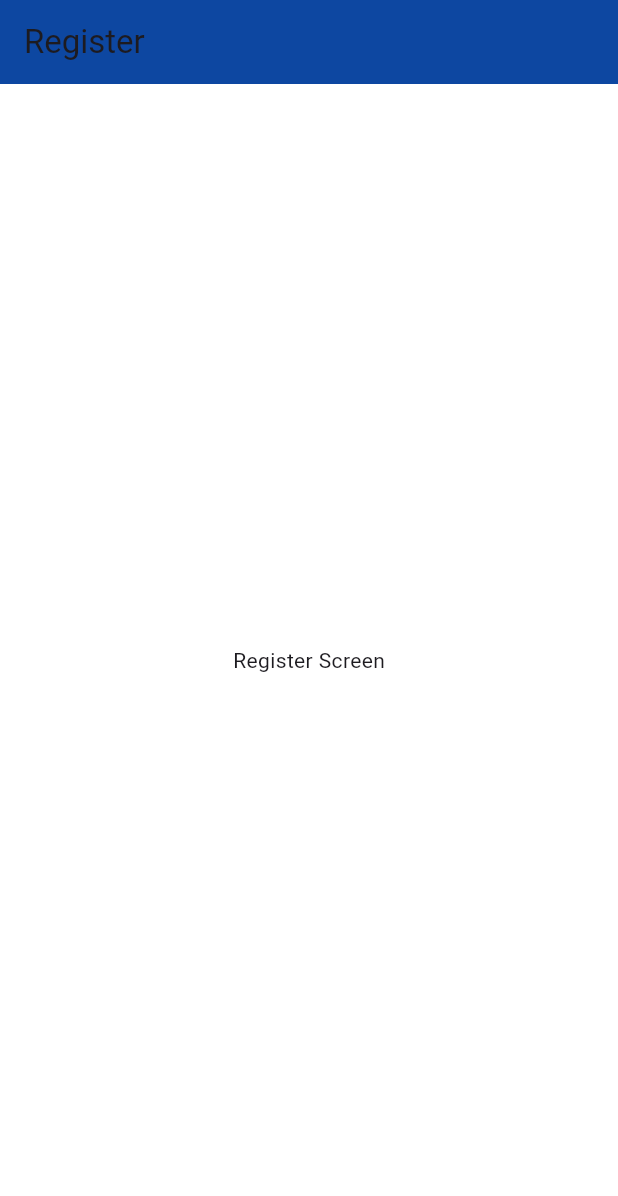
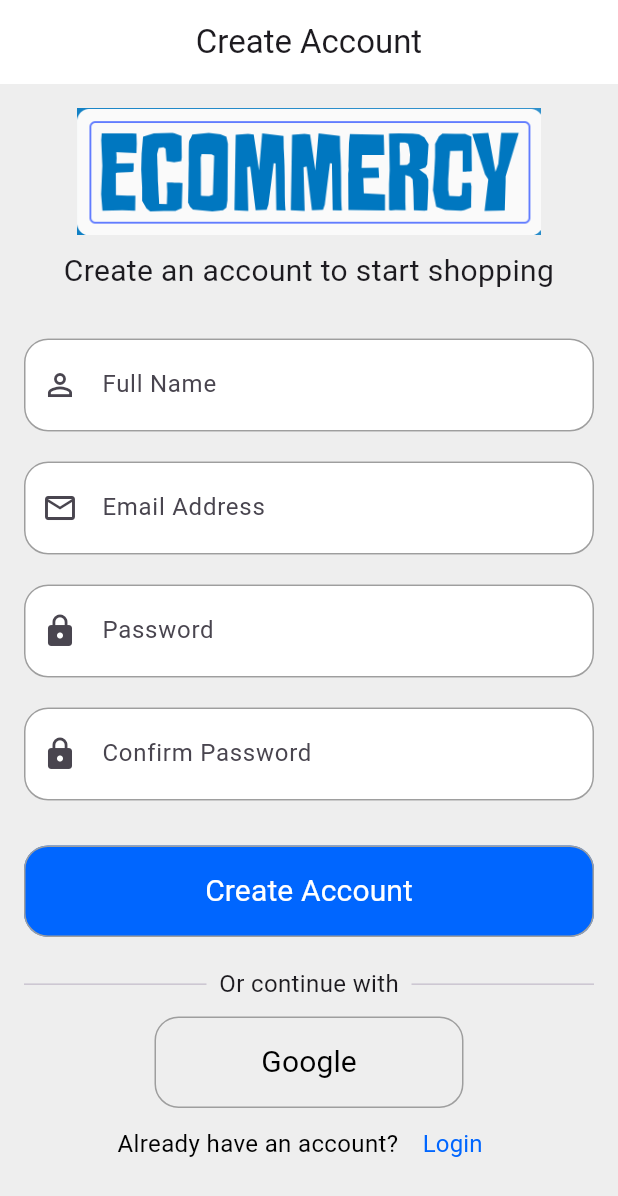
Before and after one commit to seiffbdd/e_commercy, a Flutter app: the RegisterView screen opened by its route, on a phone screen of 412 x 824 dp. Shown: the top 1196 px of the screen. Run offline on Flutter 3.47's test engine with Material 3 defaults, Android fonts, the phone set to English and light mode, and no system bars; our stand-ins replace firebase_core, go_router, shared_preferences; accounts and stored records are empty.

Commit message:
finish register screen ui

```diff
--- /dev/null
+++ b/devtools_options.yaml
@@ -0,0 +1,3 @@
+description: This file stores settings for Dart & Flutter DevTools.
+documentation: https://docs.flutter.dev/tools/devtools/extensions#configure-extension-enablement-states
+extensions:
--- a/lib/core/utils/app_colors.dart
+++ b/lib/core/utils/app_colors.dart
@@ -1,8 +1,9 @@
 import 'package:flutter/material.dart';
 
 abstract class AppColors {
+  static const Color kPrimaryBackgroundColor = Color(0xFFEEEEEE);
   static const Color whiteColor = Color(0xFFFFFFFF);
-  static const Color blueColor = Color(0xFF0D47A1);
+  static const Color blueColor = Color.fromARGB(255, 0, 102, 255);
   static const Color blackColor = Color(0xFF000000);
   static const Color lightBlackColor = Color(0xFF333333);
   static const Color hintsColor = Color(0xFF808080);
--- /dev/null
+++ b/lib/core/utils/cache_helper.dart
@@ -0,0 +1,9 @@
+import 'package:shared_preferences/shared_preferences.dart';
+
+class CacheHelper {
+  static late SharedPreferences prefs;
+
+  static init() async {
+    prefs = await SharedPreferences.getInstance();
+  }
+}
--- a/lib/core/utils/constants.dart
+++ b/lib/core/utils/constants.dart
@@ -0,0 +1,13 @@
+import 'package:flutter/widgets.dart';
+
+const Widget sizedBoxHeight10 = SizedBox(height: 10);
+
+const Widget sizedBoxHeight20 = SizedBox(height: 20);
+
+const Widget sizedBoxHeight30 = SizedBox(height: 30);
+
+const Widget sizedBoxHeight50 = SizedBox(height: 50);
+
+const Widget sizedBoxWidth10 = SizedBox(height: 10);
+
+const Widget sizedBoxWidth12 = SizedBox(height: 20);
--- /dev/null
+++ b/lib/core/utils/strings.dart
@@ -0,0 +1 @@
+abstract class Strings {}
--- a/lib/core/utils/styles.dart
+++ b/lib/core/utils/styles.dart
@@ -3,6 +3,10 @@ import 'package:flutter/material.dart';
 abstract class Styles {
   static const textStyle30 = TextStyle(
     fontSize: 30,
+    fontWeight: FontWeight.bold,
+  );
+  static const textStyle25 = TextStyle(
+    fontSize: 25,
     fontWeight: FontWeight.bold,
   );
 
@@ -18,7 +22,7 @@ abstract class Styles {
 
   static const textStyle16 = TextStyle(
     fontSize: 16,
-    fontWeight: FontWeight.w500,
+    fontWeight: FontWeight.normal,
   );
 
   static const textStyle14 = TextStyle(
--- a/lib/features/auth/presentation/views/register_view.dart
+++ b/lib/features/auth/presentation/views/register_view.dart
@@ -1,13 +1,130 @@
+import 'package:e_commercy/core/utils/app_colors.dart';
+import 'package:e_commercy/core/utils/assets_data.dart';
+import 'package:e_commercy/core/utils/constants.dart';
+import 'package:e_commercy/core/utils/screen_size.dart';
+import 'package:e_commercy/core/utils/styles.dart';
+import 'package:e_commercy/features/auth/presentation/views/widgets/auth_button.dart';
+import 'package:e_commercy/features/auth/presentation/views/widgets/custom_text_form_field.dart';
+import 'package:e_commercy/features/splash/presentation/views/widgets/already_have_an_account_row.dart';
 import 'package:flutter/material.dart';
 
-class RegisterView extends StatelessWidget {
+class RegisterView extends StatefulWidget {
   const RegisterView({super.key});
+
+  @override
+  State<RegisterView> createState() => _RegisterViewState();
+}
+
+class _RegisterViewState extends State<RegisterView> {
+  late TextEditingController _nameController;
+  late TextEditingController _emailController;
+  late TextEditingController _passwordController;
+  late GlobalKey<FormState> _formKey;
+
+  @override
+  void initState() {
+    super.initState();
+    _nameController = TextEditingController();
+    _emailController = TextEditingController();
+    _passwordController = TextEditingController();
+    _formKey = GlobalKey<FormState>();
+  }
+
+  @override
+  void dispose() {
+    super.dispose();
+    _nameController.dispose();
+    _emailController.dispose();
+    _passwordController.dispose();
+  }
 
   @override
   Widget build(BuildContext context) {
     return Scaffold(
-      appBar: AppBar(title: const Text('Register')),
-      body: const Center(child: Text('Register Screen')),
+      appBar: AppBar(title: const Text('Create Account')),
+      body: Padding(
+        padding: EdgeInsets.symmetric(vertical: 16.0, horizontal: 16.0),
+        child: SingleChildScrollView(
+          child: Form(
+            key: _formKey,
+            child: Column(
+              children: [
+                SizedBox(
+                  width: ScreenSize.screenWidth(context) * 0.75,
+                  child: Image.asset(AssetsData.eCommercyWord),
+                ),
+                sizedBoxHeight10,
+                Text(
+                  'Create an account to start shopping',
+                  style: Styles.textStyle20,
+                  textAlign: TextAlign.center,
+                ),
+                sizedBoxHeight30,
+                CustomTextFormField(
+                  labelText: 'Full Name',
+                  hintText: 'Enter your full name',
+                  prefixIcon: Icon(Icons.person_outline),
+                  controller: _nameController,
+                ),
+                sizedBoxHeight20,
+                CustomTextFormField(
+                  labelText: 'Email Address',
+                  hintText: 'Enter your email',
+                  prefixIcon: Icon(Icons.email_outlined),
+                  controller: _emailController,
+                  keyboardType: TextInputType.emailAddress,
+                ),
+                sizedBoxHeight20,
+                CustomTextFormField(
+                  labelText: 'Password',
+                  hintText: 'Create a password',
+                  prefixIcon: Icon(Icons.lock),
+                  controller: _passwordController,
+                  obscureText: true,
+                  textInputAction: TextInputAction.done,
+                ),
+                sizedBoxHeight20,
+                CustomTextFormField(
+                  labelText: 'Confirm Password',
+                  prefixIcon: Icon(Icons.lock),
+                  controller: _passwordController,
+                  obscureText: true,
+                  textInputAction: TextInputAction.done,
+                  validator: (value) {
+                    if (value!.isEmpty) {
+                      return 'This field is required';
+                    } else if (value != _passwordController.text) {
+                      return 'Passwords do not match';
+                    }
+                    return null;
+                  },
+                ),
+                sizedBoxHeight30,
+                AuthButton(text: 'Create Account'),
+                sizedBoxHeight20,
+                Row(
+                  children: [
+                    Expanded(child: Divider()),
+                    Text('  Or continue with  ', style: Styles.textStyle16),
+                    Expanded(child: Divider()),
+                  ],
+                ),
+                sizedBoxHeight10,
+                AuthButton(
+                  text: 'Google',
+                  width: ScreenSize.screenWidth(context) * 0.5,
+                  buttonColor: AppColors.kPrimaryBackgroundColor,
+                  textColor: AppColors.blackColor,
+                ),
+                AlreayHaveAnAccountRow(
+                  textColor: AppColors.blackColor,
+                  buttonColor: AppColors.blueColor,
+                ),
+              ],
+            ),
+          ),
+        ),
+      ),
     );
   }
 }
--- /dev/null
+++ b/lib/features/auth/presentation/views/widgets/auth_button.dart
@@ -0,0 +1,44 @@
+import 'package:e_commercy/core/utils/app_colors.dart';
+import 'package:e_commercy/core/utils/screen_size.dart';
+import 'package:e_commercy/core/utils/styles.dart';
+import 'package:flutter/material.dart';
+
+class AuthButton extends StatelessWidget {
+  const AuthButton({
+    super.key,
+    this.text,
+    this.textStyle,
+    this.onPressed,
+    this.buttonColor = AppColors.blueColor,
+    this.textColor = AppColors.whiteColor,
+    this.child,
+    this.width,
+  });
+  final String? text;
+  final TextStyle? textStyle;
+  final void Function()? onPressed;
+  final Color buttonColor;
+  final Color textColor;
+  final Widget? child;
+  final double? width;
+  @override
+  Widget build(BuildContext context) {
+    return MaterialButton(
+      minWidth: width ?? ScreenSize.screenWidth(context),
+      shape: OutlineInputBorder(
+        borderRadius: BorderRadius.circular(16.0),
+        borderSide: BorderSide(color: AppColors.greyColor),
+      ),
+      disabledColor: buttonColor,
+      padding: const EdgeInsets.symmetric(vertical: 16.0),
+      onPressed: onPressed,
+
+      child:
+          child ??
+          Text(
+            text ?? '',
+            style: textStyle ?? Styles.textStyle20.copyWith(color: textColor),
+          ),
+    );
+  }
+}
--- /dev/null
+++ b/lib/features/auth/presentation/views/widgets/custom_text_form_field.dart
@@ -0,0 +1,64 @@
+import 'package:e_commercy/core/utils/app_colors.dart';
+import 'package:e_commercy/core/utils/styles.dart';
+import 'package:flutter/material.dart';
+
+class CustomTextFormField extends StatelessWidget {
+  const CustomTextFormField({
+    super.key,
+    this.labelText,
+    this.hintText,
+    this.obscureText = false,
+    this.controller,
+    this.prefixIcon,
+    this.textInputAction = TextInputAction.next,
+    this.keyboardType = TextInputType.text,
+    this.validator,
+  });
+  final String? labelText;
+  final String? hintText;
+  final bool obscureText;
+  final TextEditingController? controller;
+  final Icon? prefixIcon;
+  final TextInputAction textInputAction;
+  final TextInputType keyboardType;
+  final String? Function(String?)? validator;
+  @override
+  Widget build(BuildContext context) {
+    return TextFormField(
+      controller: controller,
+      style: Styles.textStyle20,
+      textInputAction: textInputAction,
+      keyboardType: keyboardType,
+      validator:
+          validator ??
+          (value) {
+            if (value!.isEmpty) {
+              return 'This field is required';
+            }
+            return null;
+          },
+      decoration: InputDecoration(
+        labelText: labelText,
+        hintText: hintText,
+        filled: true,
+        fillColor: AppColors.whiteColor,
+        border: OutlineInputBorder(borderRadius: BorderRadius.circular(16.0)),
+        enabledBorder: OutlineInputBorder(
+          borderRadius: BorderRadius.circular(16.0),
+          borderSide: BorderSide(color: AppColors.greyColor),
+        ),
+        disabledBorder: OutlineInputBorder(
+          borderRadius: BorderRadius.circular(16.0),
+          borderSide: BorderSide(color: AppColors.greyColor),
+        ),
+        focusedBorder: OutlineInputBorder(
+          borderRadius: BorderRadius.circular(16.0),
+          borderSide: BorderSide(color: AppColors.greyColor),
+        ),
+        prefixIcon: prefixIcon,
+        // iconColor: AppColors.greyColor,
+      ),
+      obscureText: obscureText,
+    );
+  }
+}
--- a/lib/features/splash/presentation/views/splash_view.dart
+++ b/lib/features/splash/presentation/views/splash_view.dart
@@ -1,9 +1,13 @@
 import 'package:e_commercy/core/utils/app_colors.dart';
+import 'package:e_commercy/core/utils/app_router.dart';
 import 'package:e_commercy/core/utils/assets_data.dart';
+import 'package:e_commercy/core/utils/constants.dart';
 import 'package:e_commercy/core/utils/screen_size.dart';
 import 'package:e_commercy/core/utils/styles.dart';
+import 'package:e_commercy/features/splash/presentation/views/widgets/already_have_an_account_row.dart';
 import 'package:e_commercy/features/splash/presentation/views/widgets/rounded_button.dart';
 import 'package:flutter/material.dart';
+import 'package:go_router/go_router.dart';
 
 class SplashView extends StatelessWidget {
   const SplashView({super.key});
@@ -30,28 +34,14 @@ class SplashView extends StatelessWidget {
                 textAlign: TextAlign.center,
               ),
               const Spacer(flex: 2),
-              RoundedButton(text: 'Get Started', onPressed: () {}),
-              const SizedBox(height: 20),
-              Row(
-                mainAxisAlignment: MainAxisAlignment.center,
-                children: [
-                  Text(
-                    'Already have an account? ',
-                    style: Styles.textStyle16.copyWith(
-                      color: AppColors.whiteColor,
-                    ),
-                  ),
-                  TextButton(
-                    onPressed: () {},
-                    child: Text(
-                      'Login',
-                      style: Styles.textStyle16.copyWith(
-                        color: AppColors.greenColor,
-                      ),
-                    ),
-                  ),
-                ],
+              RoundedButton(
+                text: 'Get Started',
+                onPressed: () {
+                  GoRouter.of(context).pushReplacement(AppRouter.kRegisterView);
+                },
               ),
+              sizedBoxHeight20,
+              AlreayHaveAnAccountRow(),
               const Spacer(),
             ],
           ),
--- /dev/null
+++ b/lib/features/splash/presentation/views/widgets/already_have_an_account_row.dart
@@ -0,0 +1,32 @@
+import 'package:e_commercy/core/utils/app_colors.dart';
+import 'package:e_commercy/core/utils/styles.dart';
+import 'package:flutter/material.dart';
+
+class AlreayHaveAnAccountRow extends StatelessWidget {
+  const AlreayHaveAnAccountRow({super.key, this.textColor, this.buttonColor});
+  final Color? textColor;
+  final Color? buttonColor;
+  @override
+  Widget build(BuildContext context) {
+    return Row(
+      mainAxisAlignment: MainAxisAlignment.center,
+      children: [
+        Text(
+          'Already have an account? ',
+          style: Styles.textStyle16.copyWith(
+            color: textColor ?? AppColors.whiteColor,
+          ),
+        ),
+        TextButton(
+          onPressed: () {},
+          child: Text(
+            'Login',
+            style: Styles.textStyle16.copyWith(
+              color: buttonColor ?? AppColors.greenColor,
+            ),
+          ),
+        ),
+      ],
+    );
+  }
+}
--- a/lib/main.dart
+++ b/lib/main.dart
@@ -1,11 +1,13 @@
 import 'package:e_commercy/core/utils/app_colors.dart';
 import 'package:e_commercy/core/utils/app_router.dart';
+import 'package:e_commercy/core/utils/cache_helper.dart';
 import 'package:e_commercy/firebase_options.dart';
 import 'package:firebase_core/firebase_core.dart';
 import 'package:flutter/material.dart';
 
 void main() async {
   WidgetsFlutterBinding.ensureInitialized();
+  await CacheHelper.init();
   await Firebase.initializeApp(options: DefaultFirebaseOptions.currentPlatform);
   runApp(const ECommercy());
 }
@@ -20,8 +22,11 @@ class ECommercy extends StatelessWidget {
       debugShowCheckedModeBanner: false,
       routerConfig: AppRouter.router,
       theme: ThemeData.light().copyWith(
-        scaffoldBackgroundColor: AppColors.whiteColor,
-        appBarTheme: const AppBarTheme(backgroundColor: AppColors.blueColor),
+        scaffoldBackgroundColor: AppColors.kPrimaryBackgroundColor,
+        appBarTheme: const AppBarTheme(
+          backgroundColor: AppColors.whiteColor,
+          centerTitle: true,
+        ),
       ),
     );
   }
--- a/pubspec.yaml
+++ b/pubspec.yaml
@@ -34,6 +34,7 @@ dependencies:
   flutter:
     sdk: flutter
   go_router: ^14.8.1
+  shared_preferences: ^2.5.2
 
 dev_dependencies:
   flutter_launcher_icons: "^0.14.3"
```
Also changed, not shown: pubspec.lock, 1 other file.
